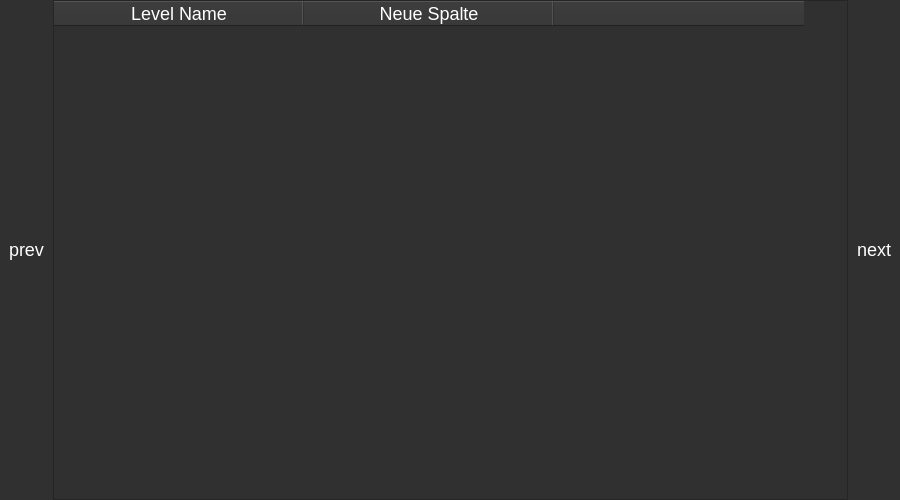
Qt form mainwindow.ui (PyFlat-Studios-JR/Plant-The-Bomb) before a commit.
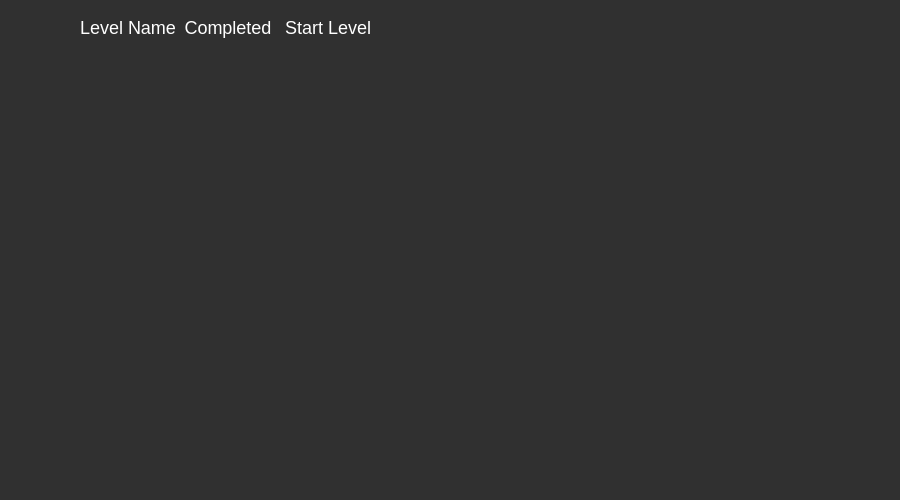
The same form after that commit. Icons and pictures are not drawn. Custom widgets are drawn as their Qt base class.

Commit message: new_level_select

What changed in the file:
```diff
--- a/mainwindow.ui
+++ b/mainwindow.ui
@@ -36,6 +36,7 @@
 	background: #303030;
 	color: white;
 	font-size: 18px;
+    outline: none;
 }
 QLineEdit{
 	padding: 0 0 6px 8px;
@@ -62,11 +63,11 @@
 QFrame#frame_11{
     border-radius: 15px;
 }
-QPushButton#login_register_btn, 
-QPushButton#login_help_btn, 
+QPushButton#login_register_btn,
+QPushButton#login_help_btn,
 QPushButton#login_forgot_password_btn,
-QPushButton#recovery_login_btn, 
-QPushButton#recovery_help_btn, 
+QPushButton#recovery_login_btn,
+QPushButton#recovery_help_btn,
 QPushButton#register_login_btn,
 QPushButton#register_help_btn{
 	font-size: 14px;
@@ -98,6 +99,14 @@
 	background-color: #616161;
 	border-radius: 5px;
 	padding: 4px;
+}
+
+QHeaderView::section{
+    background: #303030;
+    border: 0;
+}
+QTableView{
+    border: 0;
 }</string>
   </property>
   <widget class="QWidget" name="centralwidget">
@@ -674,10 +683,32 @@
         <item alignment="Qt::AlignLeft">
          <widget class="QWidget" name="widget" native="true">
           <layout class="QVBoxLayout" name="verticalLayout">
+           <property name="spacing">
+            <number>0</number>
+           </property>
+           <property name="leftMargin">
+            <number>15</number>
+           </property>
+           <property name="topMargin">
+            <number>0</number>
+           </property>
+           <property name="rightMargin">
+            <number>15</number>
+           </property>
+           <property name="bottomMargin">
+            <number>0</number>
+           </property>
            <item>
             <widget class="QPushButton" name="pushButton">
-             <property name="text">
-              <string>prev</string>
+             <property name="icon">
+              <iconset>
+               <normaloff>src/gui/images/chevron-left.png</normaloff>src/gui/images/chevron-left.png</iconset>
+             </property>
+             <property name="iconSize">
+              <size>
+               <width>40</width>
+               <height>40</height>
+              </size>
              </property>
             </widget>
            </item>
@@ -696,7 +727,7 @@
            <number>1</number>
           </property>
           <widget class="QWidget" name="page_5"/>
-          <widget class="QWidget" name="normal_level_select">
+          <widget class="QWidget" name="widget_2">
            <layout class="QVBoxLayout" name="verticalLayout_3">
             <property name="spacing">
              <number>0</number>
@@ -705,16 +736,16 @@
              <number>0</number>
             </property>
             <property name="topMargin">
-             <number>0</number>
+             <number>15</number>
             </property>
             <property name="rightMargin">
              <number>0</number>
             </property>
             <property name="bottomMargin">
-             <number>0</number>
+             <number>15</number>
             </property>
             <item>
-             <widget class="QTableWidget" name="tableWidget">
+             <widget class="LevelSelectContainer" name="normal_level_select">
               <property name="sizePolicy">
                <sizepolicy hsizetype="Expanding" vsizetype="Expanding">
                 <horstretch>0</horstretch>
@@ -724,21 +755,27 @@
               <property name="textElideMode">
                <enum>Qt::ElideLeft</enum>
               </property>
+              <property name="showGrid">
+               <bool>false</bool>
+              </property>
+              <property name="cornerButtonEnabled">
+               <bool>false</bool>
+              </property>
               <attribute name="horizontalHeaderVisible">
                <bool>true</bool>
               </attribute>
-              <attribute name="horizontalHeaderCascadingSectionResizes">
-               <bool>true</bool>
-              </attribute>
-              <attribute name="horizontalHeaderDefaultSectionSize">
-               <number>250</number>
-              </attribute>
               <attribute name="horizontalHeaderHighlightSections">
                <bool>false</bool>
               </attribute>
               <attribute name="verticalHeaderVisible">
                <bool>false</bool>
               </attribute>
+              <attribute name="verticalHeaderMinimumSectionSize">
+               <number>30</number>
+              </attribute>
+              <attribute name="verticalHeaderDefaultSectionSize">
+               <number>50</number>
+              </attribute>
               <attribute name="verticalHeaderHighlightSections">
                <bool>false</bool>
               </attribute>
@@ -749,12 +786,12 @@
               </column>
               <column>
                <property name="text">
-                <string>Neue Spalte</string>
+                <string>Completed</string>
                </property>
               </column>
               <column>
                <property name="text">
-                <string> </string>
+                <string>Start Level</string>
                </property>
               </column>
              </widget>
@@ -767,10 +804,23 @@
         <item alignment="Qt::AlignRight">
          <widget class="QWidget" name="widget_3" native="true">
           <layout class="QVBoxLayout" name="verticalLayout_2">
+           <property name="leftMargin">
+            <number>15</number>
+           </property>
+           <property name="rightMargin">
+            <number>15</number>
+           </property>
            <item>
             <widget class="QPushButton" name="pushButton_2">
-             <property name="text">
-              <string>next</string>
+             <property name="icon">
+              <iconset>
+               <normaloff>src/gui/images/chevron-right.png</normaloff>src/gui/images/chevron-right.png</iconset>
+             </property>
+             <property name="iconSize">
+              <size>
+               <width>40</width>
+               <height>40</height>
+              </size>
              </property>
             </widget>
            </item>
@@ -1347,6 +1397,11 @@
    <header>gamewindow.py</header>
    <container>1</container>
   </customwidget>
+  <customwidget>
+   <class>LevelSelectContainer</class>
+   <extends>QTableWidget</extends>
+   <header>levelselectcontainer.h</header>
+  </customwidget>
  </customwidgets>
  <resources/>
  <connections/>
```
Left out of the diff: 6 changed lines with no effect on the pictures. The commit also changes 5 other files.
